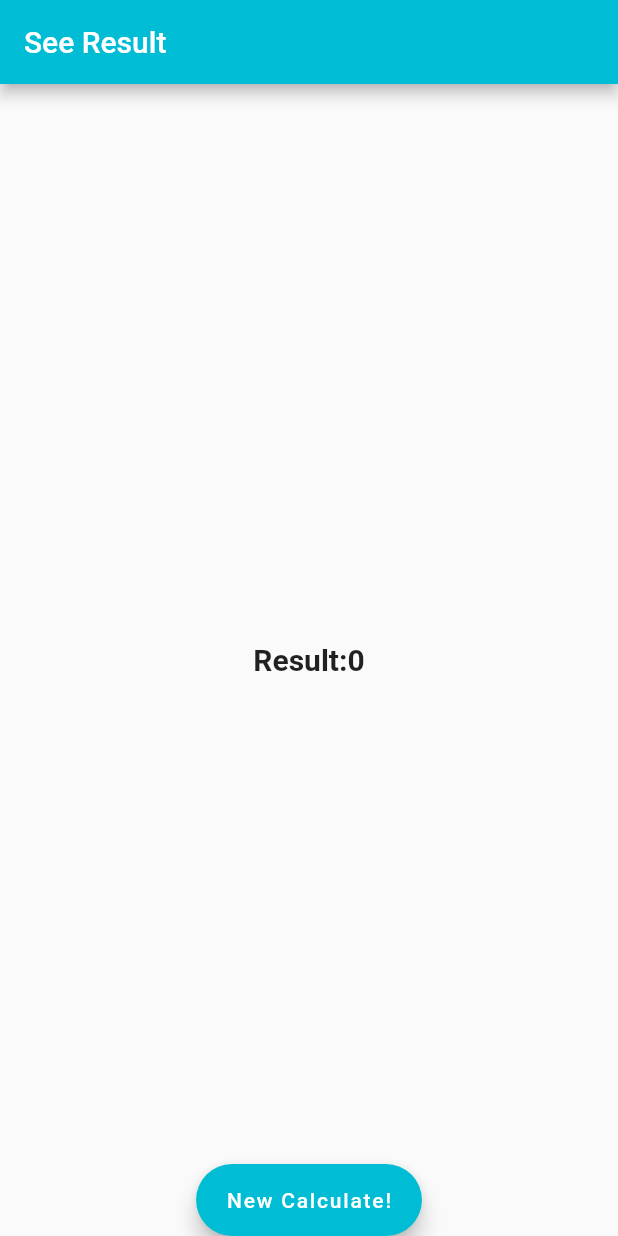
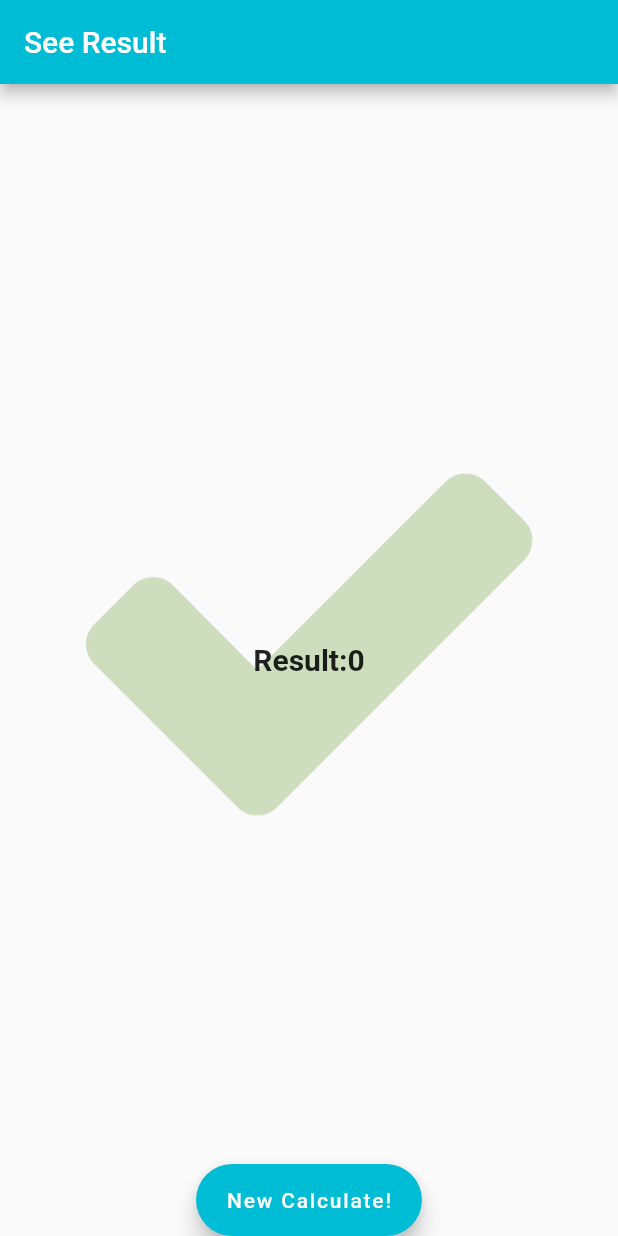
Before and after one commit to tahiruzelli/vam_algorithm, a Flutter app: the SeeResultPage screen opened directly, on a phone screen of 412 x 824 dp. Run offline on Flutter 3.47's test engine with Material 2 defaults, Android fonts, the phone set to English and light mode, and no system bars; our stand-ins replace get, lottie.

Commit message:
see result ui development

```diff
--- a/lib/views/see_result_page.dart
+++ b/lib/views/see_result_page.dart
@@ -50,6 +50,15 @@ class SeeResultPage extends StatelessWidget {
                 ),
               )
             : Center(
+                child: Stack(
+                  children: [
+                    Center(
+                      child: Opacity(
+                        opacity: 0.3,
+                        child: Image.asset('assets/icons/successIcon.jpeg'),
+                      ),
+                    ),
+                    Center(
                       child: Row(
                         mainAxisAlignment: MainAxisAlignment.center,
                         crossAxisAlignment: CrossAxisAlignment.center,
@@ -71,6 +80,9 @@ class SeeResultPage extends StatelessWidget {
                         ],
                       ),
                     ),
+                  ],
+                ),
+              ),
       ),
     );
   }
--- a/pubspec.yaml
+++ b/pubspec.yaml
@@ -62,6 +62,7 @@ flutter:
   # To add assets to your application, add an assets section, like this:
   assets:
     - assets/animations/
+    - assets/icons/
 
   # An image asset can refer to one or more resolution-specific "variants", see
   # https://flutter.dev/assets-and-images/#resolution-aware.
```
Also changed, not shown: assets/icons/successIcon.jpeg (added), 2 other files. Lines whose indentation alone changed are shown as unchanged.
